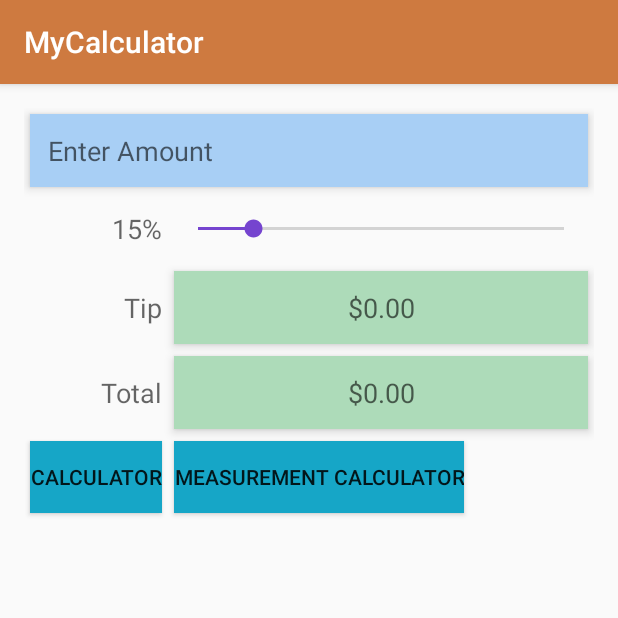
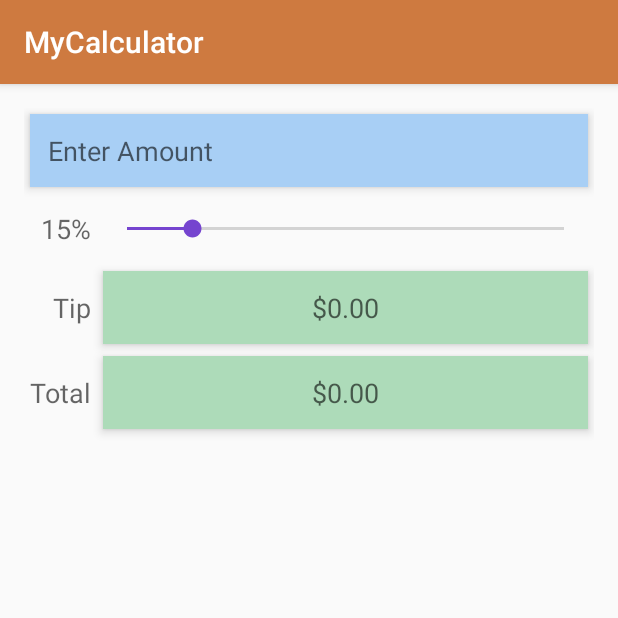
Before and after one commit to yangrhy/MyCalculator, an Android app: the TipCalculator screen opened directly, with no data from a screen before it, on a phone screen of 412 x 824 dp, the top half of it. Run offline under Robolectric (Android 15) with nearby library versions, the phone set to English and light mode, and no system bars.

Commit message:
Deleted jump screen buttons on tip and measurement calculators due to bug on tip calculator

```diff
--- a/app/src/main/java/com/example/mycalculator/TipCalculator.java
+++ b/app/src/main/java/com/example/mycalculator/TipCalculator.java
@@ -9,8 +9,8 @@ import android.widget.EditText;
 import android.widget.SeekBar;
 import android.widget.SeekBar.OnSeekBarChangeListener;
 import android.widget.TextView;
-import android.widget.Button;
 import android.content.Intent;
+import android.view.View.OnClickListener;
 import java.text.NumberFormat; //provides numeric formatting capabilities, such as locale-specific currency and percentage formats
 
 public class TipCalculator extends AppCompatActivity {
@@ -22,13 +22,11 @@ public class TipCalculator extends AppCompatActivity {
     private TextView percentTextView;
     private TextView tipTextView;
     private TextView totalTextView;
-    //private ClickButton bttnClick;
 
     @Override
     protected void onCreate(Bundle savedInstanceState) {
         super.onCreate(savedInstanceState);
         setContentView(R.layout.activity_tip_calculator);
-        //bttnClick = new ClickButton();
 
         amountTextView = (TextView) findViewById(R.id.amountTextView);
         percentTextView = (TextView) findViewById(R.id.percentTextView);
@@ -43,37 +41,8 @@ public class TipCalculator extends AppCompatActivity {
         // set percentSeekBar's OnSeekBarChangeListener
         SeekBar percentSeekBar = (SeekBar) findViewById(R.id.percentSeekBar);
         percentSeekBar.setOnSeekBarChangeListener(seekBarListener);
-/*
-        int buttons[] = {R.id.measureScreen, R.id.calcScreen};
+    }
 
-        for (int bttn : buttons)
-        {
-            View v = (View) findViewById(bttn);
-
-            v.setOnClickListener(bttnClick);
-        }*/
-    }
-    /*
-    private class ClickButton implements Button.OnClickListener
-    {
-        public void onClick (View v)
-        {
-            switch (v.getId())
-            {
-                case R.id.calcScreen:
-                    /// create a new intent
-                    Intent intent = new Intent(TipCalculator.this, MainActivity.class);
-                    startActivity(intent);
-                    break;
-                case R.id.measureScreen:
-                    /// create a new intent
-                    Intent intentTip = new Intent(TipCalculator.this, Measurement.class);
-                    startActivity(intentTip);
-                    break;
-            }
-        }
-    }
-*/
     private void calculate()
     {
         // format percent and display in percentTextView
--- a/app/src/main/res/layout/activity_tip_calculator.xml
+++ b/app/src/main/res/layout/activity_tip_calculator.xml
@@ -92,20 +92,4 @@
         android:padding="@dimen/textview_padding"
         android:elevation="@dimen/elevation"/>
 
-    <Button
-        android:id="@+id/calcScreen"
-        android:layout_width="wrap_content"
-        android:layout_height="wrap_content"
-        android:text="@string/calculator"
-        android:gravity="center"
-        android:background="@color/colorButtons" />
-
-    <Button
-        android:id="@+id/measure"
-        android:layout_width="wrap_content"
-        android:layout_height="wrap_content"
-        android:text="@string/measurement"
-        android:gravity="center"
-        android:background="@color/colorButtons" />
-
 </GridLayout>
```
Also changed, not shown: app/src/main/java/com/example/mycalculator/Measurement.java (+1 -11 lines), app/src/main/res/layout/activity_measurement.xml (+0 -22 lines).
